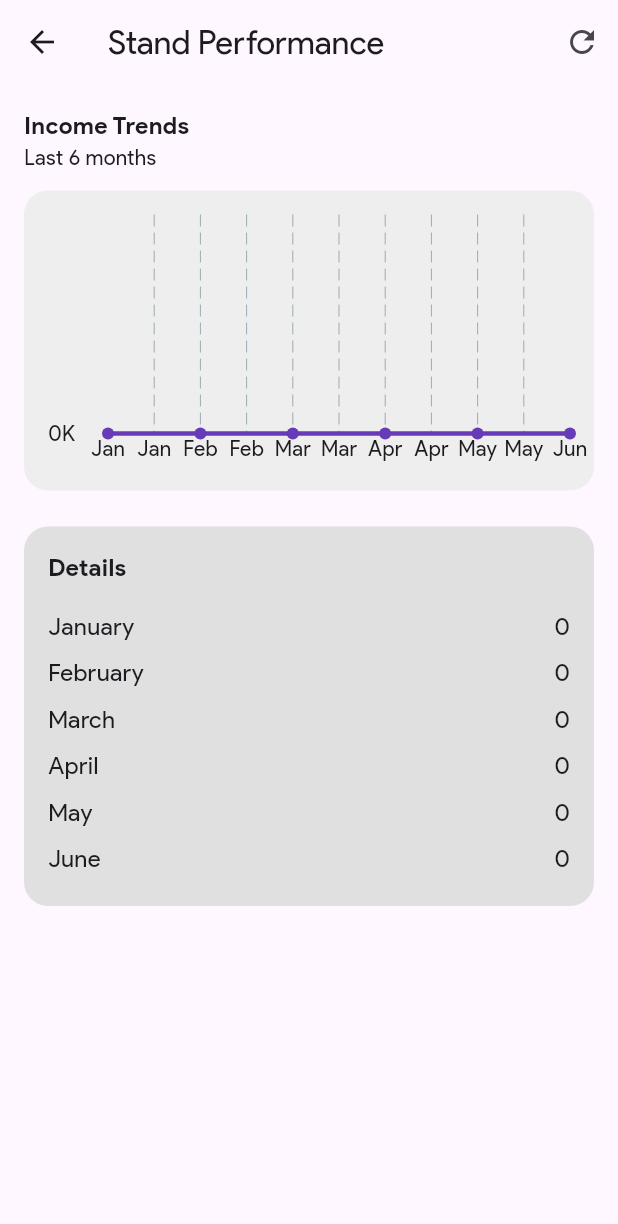
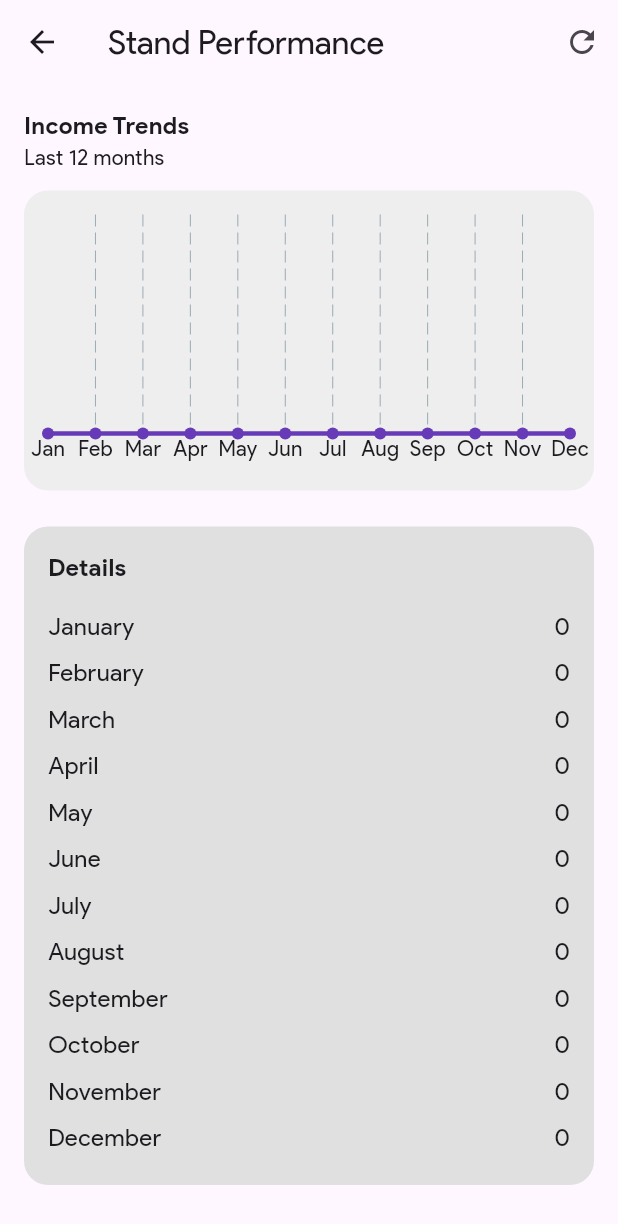
Before and after one commit to Choniep/kantin-app-project, a Flutter app: the HomePageStan screen opened by its route, after a tap on the "refresh" icon, on a phone screen of 412 x 824 dp. Shown: the top 1224 px of the screen. Run offline on Flutter 3.47's test engine with Material 3 defaults, Android fonts, the phone set to English and light mode, and no system bars; drawn by our look-alikes of fl_chart; our stand-ins replace cloud_firestore, firebase_auth, firebase_core, firebase_storage, iconsax_plus, image_picker and 1 more; accounts and stored records are empty.

Commit message:
fix: fetching of sales data

```diff
--- a/lib/pages/stan/home_page_stan.dart
+++ b/lib/pages/stan/home_page_stan.dart
@@ -26,21 +26,31 @@ class _HomePageStanState extends State<HomePageStan> {
   Future<void> fetchSalesData() async {
     final user = _auth.currentUser;
     if (user == null) {
+      debugPrint('No authenticated user found.');
       setState(() {
         isLoading = false;
       });
       return;
     }
+
     final uid = user.uid;
     final now = DateTime.now();
     final startOfYear = DateTime(now.year, 1, 1);
     final endOfYear = DateTime(now.year + 1, 1, 1);
 
+    debugPrint('Fetching orders for UID: $uid from $startOfYear to $endOfYear');
+
     try {
-      QuerySnapshot ordersSnapshot = await _firestore
+      final query = _firestore
           .collection('orders')
-          .where('stan_id', isEqualTo: uid)
-          .get();
+          .where('stanId', isEqualTo: uid)
+          .where('status', isEqualTo: 'selesai');
+
+      debugPrint('Running Firestore query...');
+
+      QuerySnapshot ordersSnapshot = await query.get();
+
+      debugPrint('Fetched ${ordersSnapshot.docs.length} documents.');
 
       Map<int, double> monthlySales = {
         for (var i = 1; i <= 12; i++) i: 0.0,
@@ -48,16 +58,25 @@ class _HomePageStanState extends State<HomePageStan> {
 
       for (var doc in ordersSnapshot.docs) {
         final data = doc.data() as Map<String, dynamic>;
-        final timestamp = data['timestamp'] as Timestamp?;
+        final timestamp = data['timestamp'];
+        final totalPrice = (data['totalPrice'] ?? 0).toDouble();
         final status = data['status'];
-        final totalPrice = (data['totalPrice'] ?? 0).toDouble();
+        final stanId = data['stanId'];
 
-        if (timestamp != null &&
-            status == 'Selesai' &&
-            timestamp.toDate().isAfter(startOfYear) &&
-            timestamp.toDate().isBefore(endOfYear)) {
-          final month = timestamp.toDate().month;
-          monthlySales[month] = (monthlySales[month] ?? 0) + totalPrice;
+        debugPrint(
+            'Order -> timestamp: $timestamp, status: $status, stanId: $stanId, totalPrice: $totalPrice');
+
+        if (timestamp is Timestamp) {
+          DateTime date = timestamp.toDate();
+          if (date.isAfter(startOfYear) && date.isBefore(endOfYear)) {
+            int month = date.month;
+            debugPrint('Adding $totalPrice to month $month');
+            monthlySales[month] = (monthlySales[month] ?? 0) + totalPrice;
+          } else {
+            debugPrint('Skipping order - date $date not in range');
+          }
+        } else {
+          debugPrint('Invalid timestamp format: $timestamp');
         }
       }
 
@@ -65,16 +84,18 @@ class _HomePageStanState extends State<HomePageStan> {
         salesPerMonth = monthlySales;
         isLoading = false;
       });
+
+      debugPrint('Monthly sales: $monthlySales');
     } catch (e) {
+      debugPrint('Error fetching sales data: $e');
       setState(() {
         isLoading = false;
       });
-      debugPrint('Error fetching sales data: $e');
     }
   }
 
   List<FlSpot> getLineSpots() {
-    return List.generate(6, (i) {
+    return List.generate(12, (i) {
       double value = salesPerMonth[i + 1] ?? 0.0;
       return FlSpot(i.toDouble(), value);
     });
@@ -87,6 +108,12 @@ class _HomePageStanState extends State<HomePageStan> {
     4: 'April',
     5: 'May',
     6: 'June',
+    7: 'July',
+    8: 'August',
+    9: 'September',
+    10: 'October',
+    11: 'November',
+    12: 'December',
   };
 
   @override
@@ -121,7 +148,7 @@ class _HomePageStanState extends State<HomePageStan> {
                         fontSize: 16,
                       ),
                     ),
-                    const Text('Last 6 months'),
+                    const Text('Last 12 months'),
                     const SizedBox(height: 12),
                     Container(
                       height: 200,
@@ -136,7 +163,7 @@ class _HomePageStanState extends State<HomePageStan> {
                           maxY: (salesPerMonth.values.isEmpty
                                   ? 0
                                   : salesPerMonth.values
-                                          .reduce((a, b) => a > b ? a : b)) *
+                                      .reduce((a, b) => a > b ? a : b)) *
                               1.2,
                           lineBarsData: [
                             LineChartBarData(
@@ -150,19 +177,28 @@ class _HomePageStanState extends State<HomePageStan> {
                           titlesData: FlTitlesData(
                             leftTitles: AxisTitles(
                               sideTitles: SideTitles(
-                                showTitles: true,
-                                reservedSize: 40,
-                                interval: 10000,
-                                getTitlesWidget: (value, meta) {
-                                  return Text('${value ~/ 1000}K');
-                                },
+                                showTitles:
+                                    false, // Set to false to remove Y-axis labels
                               ),
                             ),
                             bottomTitles: AxisTitles(
                               sideTitles: SideTitles(
                                 showTitles: true,
                                 getTitlesWidget: (value, meta) {
-                                  const months = ['Jan', 'Feb', 'Mar', 'Apr', 'May', 'Jun'];
+                                  const months = [
+                                    'Jan',
+                                    'Feb',
+                                    'Mar',
+                                    'Apr',
+                                    'May',
+                                    'Jun',
+                                    'Jul',
+                                    'Aug',
+                                    'Sep',
+                                    'Oct',
+                                    'Nov',
+                                    'Dec'
+                                  ];
                                   if (value.toInt() >= 0 &&
                                       value.toInt() < months.length) {
                                     return Text(months[value.toInt()]);
```
